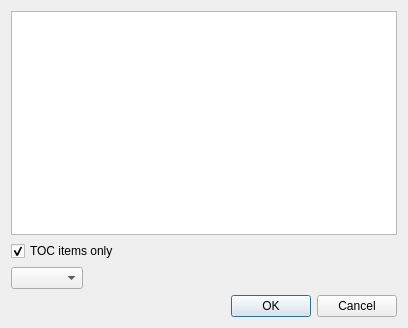
First picture: the form in src/Sigil/Form_Files/HeadingSelector.ui, repository Sigil-Ebook/Sigil, before the edit.
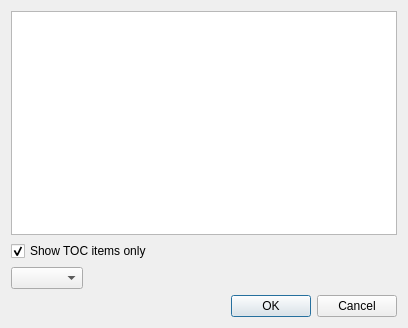
Second picture: the form after the edit.

Commit message: Move Inline HTML button to menu only, rename TOC button.

What changed in the file:
```diff
--- a/src/Sigil/Form_Files/HeadingSelector.ui
+++ b/src/Sigil/Form_Files/HeadingSelector.ui
@@ -48,7 +48,7 @@
       <string>If this is checked, only the items that will end up in the Table Of Contents are displayed in the list</string>
      </property>
      <property name="text">
-      <string>TOC items only</string>
+      <string>Show TOC items only</string>
      </property>
      <property name="checked">
       <bool>true</bool>
```
The commit also changes 5 other files.
